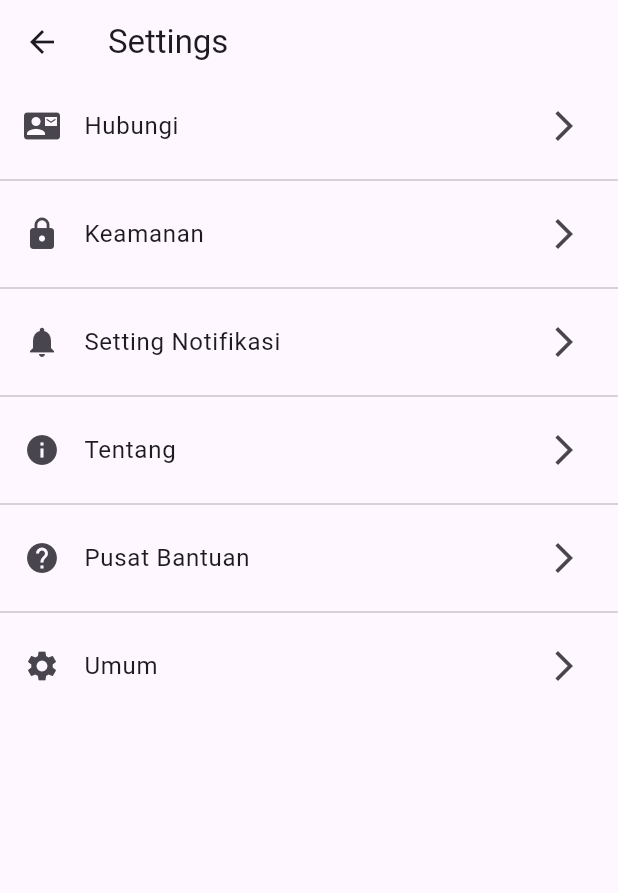
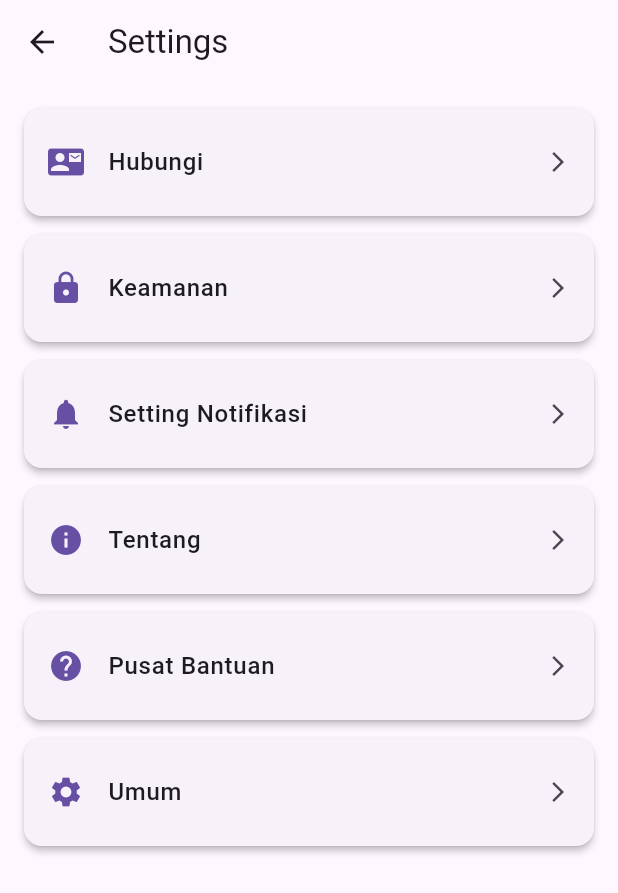
Before and after one commit to DevMossTeam/MediaExplant-Mobile, a Flutter app: the SettingsScreen screen opened by its route, on a phone screen of 412 x 824 dp. Shown: the top 893 px of the screen. Run offline on Flutter 3.47's test engine with Material 3 defaults, Android fonts, the phone set to English and light mode, and no system bars; our stand-ins replace shared_preferences; accounts and stored records are empty.

Commit message:
perbaiki setting

```diff
--- a/lib/features/settings/presentation/ui/screens/settings_screen.dart
+++ b/lib/features/settings/presentation/ui/screens/settings_screen.dart
@@ -8,64 +8,70 @@ class SettingsScreen extends StatelessWidget {
     return Scaffold(
       appBar: AppBar(
         title: const Text("Settings"),
+        elevation: 0,
       ),
       body: ListView(
+        padding: const EdgeInsets.all(16),
         children: [
-          ListTile(
-            leading: const Icon(Icons.contact_mail),
-            title: const Text("Hubungi"),
-            trailing: const Icon(Icons.arrow_forward_ios),
-            onTap: () {
-              Navigator.pushNamed(context, '/settings/hubungi');
-            },
+          _buildSettingItem(
+            context,
+            icon: Icons.contact_mail,
+            title: "Hubungi",
+            routeName: '/settings/hubungi',
           ),
-          const Divider(),
-          ListTile(
-            leading: const Icon(Icons.lock),
-            title: const Text("Keamanan"),
-            trailing: const Icon(Icons.arrow_forward_ios),
-            onTap: () {
-              Navigator.pushNamed(context, '/settings/keamanan');
-            },
+          _buildSettingItem(
+            context,
+            icon: Icons.lock,
+            title: "Keamanan",
+            routeName: '/settings/keamanan',
           ),
-          const Divider(),
-          ListTile(
-            leading: const Icon(Icons.notifications),
-            title: const Text("Setting Notifikasi"),
-            trailing: const Icon(Icons.arrow_forward_ios),
-            onTap: () {
-              Navigator.pushNamed(context, '/settings/setting_notifikasi');
-            },
+          _buildSettingItem(
+            context,
+            icon: Icons.notifications,
+            title: "Setting Notifikasi",
+            routeName: '/settings/setting_notifikasi',
           ),
-          const Divider(),
-          ListTile(
-            leading: const Icon(Icons.info),
-            title: const Text("Tentang"),
-            trailing: const Icon(Icons.arrow_forward_ios),
-            onTap: () {
-              Navigator.pushNamed(context, '/settings/tentang');
-            },
+          _buildSettingItem(
+            context,
+            icon: Icons.info,
+            title: "Tentang",
+            routeName: '/settings/tentang',
           ),
-          const Divider(),
-          ListTile(
-            leading: const Icon(Icons.help),
-            title: const Text("Pusat Bantuan"),
-            trailing: const Icon(Icons.arrow_forward_ios),
-            onTap: () {
-              Navigator.pushNamed(context, '/settings/pusat_bantuan');
-            },
+          _buildSettingItem(
+            context,
+            icon: Icons.help,
+            title: "Pusat Bantuan",
+            routeName: '/settings/pusat_bantuan',
           ),
-          const Divider(),
-          ListTile(
-            leading: const Icon(Icons.settings),
-            title: const Text("Umum"),
-            trailing: const Icon(Icons.arrow_forward_ios),
-            onTap: () {
-              Navigator.pushNamed(context, '/settings/umum');
-            },
+          _buildSettingItem(
+            context,
+            icon: Icons.settings,
+            title: "Umum",
+            routeName: '/settings/umum',
           ),
         ],
       ),
     );
   }
+
+  Widget _buildSettingItem(BuildContext context,
+      {required IconData icon,
+      required String title,
+      required String routeName}) {
+    return Card(
+      elevation: 2,
+      shape: RoundedRectangleBorder(borderRadius: BorderRadius.circular(12)),
+      margin: const EdgeInsets.only(bottom: 12),
+      child: ListTile(
+        contentPadding:
+            const EdgeInsets.symmetric(horizontal: 16, vertical: 8),
+        leading: Icon(icon, color: Theme.of(context).primaryColor),
+        title: Text(title, style: const TextStyle(fontWeight: FontWeight.w500)),
+        trailing: const Icon(Icons.arrow_forward_ios, size: 16),
+        onTap: () {
+          Navigator.pushNamed(context, routeName);
+        },
+      ),
+    );
+  }
 }
```
Also changed, not shown: 4 other files.
